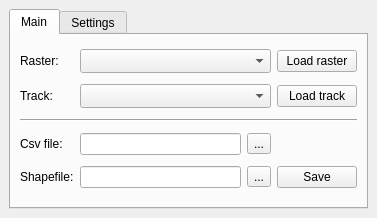
This is ground_radiation_monitoring_dockwidget_base.ui in ctu-geoforall-lab-projects/bp-kala-2017 as Qt 5 draws it before an edit. The edited form follows.
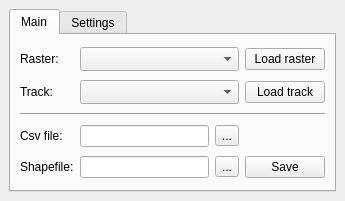
This is the edited form. Custom widgets are drawn as their Qt base class.

Commit message: UI changes, line edit read only.

Patch:
```diff
--- a/ground_radiation_monitoring_dockwidget_base.ui
+++ b/ground_radiation_monitoring_dockwidget_base.ui
@@ -6,8 +6,8 @@
    <rect>
     <x>0</x>
     <y>0</y>
-    <width>377</width>
-    <height>218</height>
+    <width>345</width>
+    <height>201</height>
    </rect>
   </property>
   <property name="windowTitle">
@@ -115,7 +115,11 @@
          </widget>
         </item>
         <item row="4" column="1">
-         <widget class="QLineEdit" name="shp_file"/>
+         <widget class="QLineEdit" name="shp_file">
+          <property name="readOnly">
+           <bool>true</bool>
+          </property>
+         </widget>
         </item>
         <item row="4" column="2">
          <widget class="QToolButton" name="shp_button">
```
